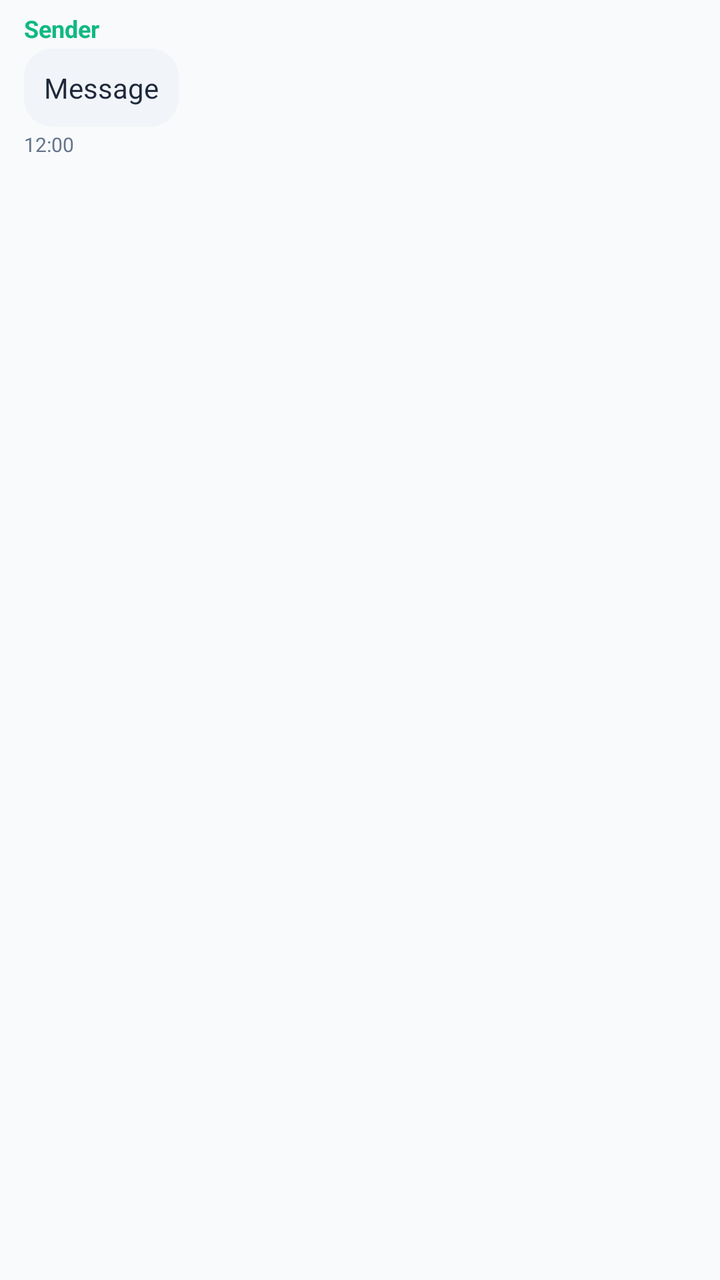
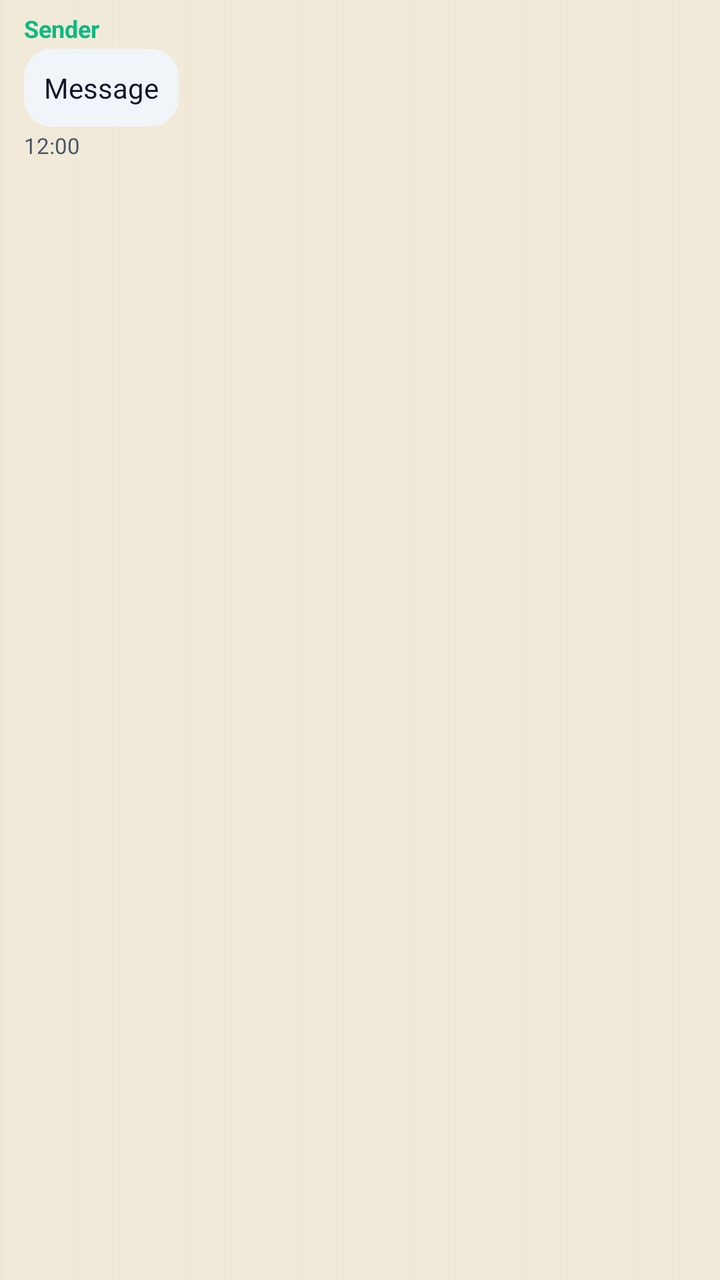

The first picture is an Android layout as it rendered before a commit; the second is the same layout after the commit. The layout source and the unified diff follow.
<!-- AndroidManifest.xml: application theme Theme.PackTracker -->
<!-- res/layout/item_chat_message.xml -->
<?xml version="1.0" encoding="utf-8"?>
<LinearLayout xmlns:android="http://schemas.android.com/apk/res/android"
    android:layout_width="match_parent"
    android:layout_height="wrap_content"
    android:orientation="vertical"
    android:paddingHorizontal="12dp"
    android:paddingVertical="6dp">

    <TextView
        android:id="@+id/tvSender"
        android:layout_width="wrap_content"
        android:layout_height="wrap_content"
        android:text="Sender"
        android:textColor="@color/green_primary"
        android:textSize="12sp"
        android:textStyle="bold" />

    <TextView
        android:id="@+id/tvMessage"
        android:layout_width="wrap_content"
        android:layout_height="wrap_content"
        android:layout_marginTop="2dp"
        android:background="@drawable/bubble_input"
        android:padding="10dp"
        android:text="Message"
        android:textColor="@color/on_surface"
        android:textSize="14sp" />

    <TextView
        android:id="@+id/tvTime"
        android:layout_width="wrap_content"
        android:layout_height="wrap_content"
        android:layout_marginTop="2dp"
        android:text="12:00"
        android:textColor="@color/on_surface_variant"
        android:textSize="10sp" />
</LinearLayout>
<!-- resources referenced by this layout -->
<resources>
  <color name="green_primary">#10B981</color>
  <color name="on_surface">#1E293B</color>
  <color name="on_surface_variant">#64748B</color>
  <!-- drawable bubble_input (drawable) -->
  <?xml version="1.0" encoding="utf-8"?>
  <shape xmlns:android="http://schemas.android.com/apk/res/android"
      android:shape="rectangle">
      <solid android:color="#F1F5F9"/>
      <corners android:radius="14dp"/>
  </shape>
  <style name="Theme.PackTracker" parent="Theme.Material3.Light.NoActionBar">
          <item name="colorPrimary">@color/primary</item>
          <item name="colorOnPrimary">@color/white</item>
          <item name="colorPrimaryContainer">@color/primary_light</item>
          <item name="colorSecondary">@color/secondary</item>
          <item name="colorOnSecondary">@color/white</item>
          <item name="colorSurface">@color/surface</item>
          <item name="colorOnSurface">@color/on_surface</item>
          <item name="android:colorBackground">@color/background</item>
          <item name="colorSurfaceVariant">@color/grey_light</item>
          <item name="colorOnSurfaceVariant">@color/on_surface_variant</item>
          <item name="android:statusBarColor">@color/green_primary</item>
      </style>
  <color name="primary">#2563EB</color>
  <color name="white">#FFFFFF</color>
  <color name="primary_light">#EFF6FF</color>
  <color name="secondary">#10B981</color>
  <color name="surface">#FFFFFF</color>
  <color name="background">#F8FAFC</color>
  <color name="grey_light">#F1F5F9</color>
</resources>

<!-- the commit's change to res/layout/item_chat_message.xml (unified diff, before → after) -->
@@ -12,7 +12,7 @@
         android:layout_height="wrap_content"
         android:text="Sender"
         android:textColor="@color/green_primary"
-        android:textSize="12sp"
+        android:textSize="@dimen/text_caption"
         android:textStyle="bold" />
 
     <TextView
@@ -24,7 +24,7 @@
         android:padding="10dp"
         android:text="Message"
         android:textColor="@color/on_surface"
-        android:textSize="14sp" />
+        android:textSize="@dimen/text_body" />
 
     <TextView
         android:id="@+id/tvTime"
@@ -33,5 +33,5 @@
         android:layout_marginTop="2dp"
         android:text="12:00"
         android:textColor="@color/on_surface_variant"
-        android:textSize="10sp" />
+        android:textSize="@dimen/text_micro" />
 </LinearLayout>
<!-- resource entries referenced after the edit -->
@@ -1,34 +1,159 @@
 <!-- resources referenced by this layout -->
 <resources>
-  <color name="green_primary">#10B981</color>
-  <color name="on_surface">#1E293B</color>
-  <color name="on_surface_variant">#64748B</color>
+  <color name="green_primary">@color/emerald_500</color>
+  <color name="on_surface">@color/slate_900</color>
+  <color name="on_surface_variant">@color/slate_600</color>
+  <dimen name="text_body">14sp</dimen>
+  <dimen name="text_caption">12sp</dimen>
+  <dimen name="text_micro">11sp</dimen>
   <!-- drawable bubble_input (drawable) -->
   <?xml version="1.0" encoding="utf-8"?>
   <shape xmlns:android="http://schemas.android.com/apk/res/android"
       android:shape="rectangle">
-      <solid android:color="#F1F5F9"/>
+      <solid android:color="@color/surface_container"/>
       <corners android:radius="14dp"/>
   </shape>
-  <style name="Theme.PackTracker" parent="Theme.Material3.Light.NoActionBar">
+  <style name="Theme.PackTracker" parent="Theme.Material3.DayNight.NoActionBar">
+          
           <item name="colorPrimary">@color/primary</item>
-          <item name="colorOnPrimary">@color/white</item>
-          <item name="colorPrimaryContainer">@color/primary_light</item>
+          <item name="colorOnPrimary">@color/on_primary</item>
+          <item name="colorPrimaryContainer">@color/primary_container</item>
+          <item name="colorOnPrimaryContainer">@color/on_primary_container</item>
           <item name="colorSecondary">@color/secondary</item>
-          <item name="colorOnSecondary">@color/white</item>
+          <item name="colorOnSecondary">@color/on_secondary</item>
+          <item name="colorSecondaryContainer">@color/secondary_container</item>
+          <item name="colorOnSecondaryContainer">@color/on_secondary_container</item>
+          <item name="colorTertiary">@color/tertiary</item>
+          <item name="colorOnTertiary">@color/on_tertiary</item>
+          <item name="colorTertiaryContainer">@color/tertiary_container</item>
+          <item name="colorOnTertiaryContainer">@color/on_tertiary_container</item>
+  
+          
+          <item name="android:colorBackground">@color/background</item>
+          <item name="colorOnBackground">@color/on_background</item>
           <item name="colorSurface">@color/surface</item>
           <item name="colorOnSurface">@color/on_surface</item>
-          <item name="android:colorBackground">@color/background</item>
-          <item name="colorSurfaceVariant">@color/grey_light</item>
+          <item name="colorSurfaceVariant">@color/surface_variant</item>
           <item name="colorOnSurfaceVariant">@color/on_surface_variant</item>
-          <item name="android:statusBarColor">@color/green_primary</item>
+          <item name="colorSurfaceContainerLowest">@color/surface_container_lowest</item>
+          <item name="colorSurfaceContainerLow">@color/surface_container_low</item>
+          <item name="colorSurfaceContainer">@color/surface_container</item>
+          <item name="colorSurfaceContainerHigh">@color/surface_container_high</item>
+          <item name="colorSurfaceContainerHighest">@color/surface_container_highest</item>
+          <item name="colorSurfaceBright">@color/surface_bright</item>
+          <item name="colorSurfaceDim">@color/surface_dim</item>
+          <item name="colorOutline">@color/outline</item>
+          <item name="colorOutlineVariant">@color/outline_variant</item>
+          <item name="android:colorControlHighlight">@color/outline_variant</item>
+  
+          
+          <item name="colorError">@color/error</item>
+          <item name="colorOnError">@color/on_error</item>
+          <item name="colorErrorContainer">@color/error_container</item>
+          <item name="colorOnErrorContainer">@color/on_error_container</item>
+          <item name="colorControlNormal">@color/on_surface_variant</item>
+          <item name="android:windowLightStatusBar">@bool/light_status_bar</item>
+          <item name="android:statusBarColor">@color/surface</item>
+          <item name="android:navigationBarColor">@color/surface</item>
+          <item name="android:windowBackground">@drawable/bg_kraft_canvas</item>
+  
+          
+          <item name="materialCardViewStyle">@style/Widget.PackTracker.Card</item>
+          <item name="bottomSheetStyle">@style/Widget.PackTracker.BottomSheet</item>
+          <item name="toolbarStyle">@style/Widget.PackTracker.Toolbar</item>
+          <item name="bottomNavigationStyle">@style/Widget.PackTracker.BottomNavigation</item>
       </style>
-  <color name="primary">#2563EB</color>
-  <color name="white">#FFFFFF</color>
-  <color name="primary_light">#EFF6FF</color>
-  <color name="secondary">#10B981</color>
-  <color name="surface">#FFFFFF</color>
-  <color name="background">#F8FAFC</color>
-  <color name="grey_light">#F1F5F9</color>
+  <color name="emerald_500">#FF10B981</color>
+  <color name="slate_900">#FF0F172A</color>
+  <color name="slate_600">#FF475569</color>
+  <color name="surface_container">@color/slate_100</color>
+  <color name="primary">@color/emerald_700</color>
+  <color name="on_primary">#FFFFFFFF</color>
+  <color name="primary_container">@color/emerald_100</color>
+  <color name="on_primary_container">@color/emerald_900</color>
+  <color name="secondary">@color/gold_500</color>
+  <color name="on_secondary">@color/slate_900</color>
+  <color name="secondary_container">@color/gold_100</color>
+  <color name="on_secondary_container">@color/gold_700</color>
+  <color name="tertiary">@color/emerald_500</color>
+  <color name="on_tertiary">#FFFFFFFF</color>
+  <color name="tertiary_container">@color/emerald_50</color>
+  <color name="on_tertiary_container">@color/emerald_800</color>
+  <color name="surface">#FFFFFFFF</color>
+  <color name="surface_variant">@color/slate_100</color>
+  <color name="surface_container_lowest">#FFFFFFFF</color>
+  <color name="surface_container_low">@color/slate_50</color>
+  <color name="surface_container_high">#FFE9EEF4</color>
+  <color name="surface_container_highest">#FFDDE5EC</color>
+  <color name="surface_bright">#FFFFFFFF</color>
+  <color name="surface_dim">@color/slate_200</color>
+  <color name="outline">@color/slate_400</color>
+  <color name="outline_variant">@color/slate_200</color>
+  <color name="error">#FFDC2626</color>
+  <color name="on_error">#FFFFFFFF</color>
+  <color name="error_container">#FFFEE2E2</color>
+  <color name="on_error_container">#FF7F1D1D</color>
+  <!-- drawable bg_kraft_canvas (drawable) -->
+  <?xml version="1.0" encoding="utf-8"?>
+  <bitmap xmlns:android="http://schemas.android.com/apk/res/android"
+      android:src="@drawable/bg_kraft_tile"
+      android:tileModeX="repeat"
+      android:tileModeY="repeat" />
+  <style name="Widget.PackTracker.Card" parent="Widget.Material3.CardView.Filled">
+          <item name="cardBackgroundColor">@color/surface</item>
+          <item name="strokeColor">@color/card_stroke</item>
+          <item name="strokeWidth">1dp</item>
+          <item name="cardCornerRadius">@dimen/radius_card</item>
+          <item name="cardElevation">@dimen/elevation_card</item>
+      </style>
+  <style name="Widget.PackTracker.BottomSheet" parent="Widget.Material3.BottomSheet.Modal">
+          <item name="backgroundTint">@color/surface</item>
+          <item name="shapeAppearanceOverlay">@style/ShapeAppearance.PackTracker.BottomSheet</item>
+      </style>
+  <style name="Widget.PackTracker.Toolbar" parent="Widget.Material3.Toolbar">
+          <item name="android:background">@color/surface</item>
+          <item name="titleTextAppearance">@style/TextAppearance.PackTracker.ToolbarTitle</item>
+          <item name="titleTextColor">@color/on_surface</item>
+          <item name="subtitleTextColor">@color/on_surface_variant</item>
+          <item name="navigationIconTint">@color/on_surface</item>
+      </style>
+  <style name="Widget.PackTracker.BottomNavigation" parent="Widget.Material3.BottomNavigationView">
+          <item name="android:background">@color/surface</item>
+          <item name="itemIconTint">@color/bottom_nav_color</item>
+          <item name="itemTextColor">@color/bottom_nav_color</item>
+          <item name="labelVisibilityMode">labeled</item>
+      </style>
+  <color name="slate_100">#FFF1F5F9</color>
+  <color name="emerald_700">#FF047857</color>
+  <color name="emerald_100">#FFD1FAE5</color>
+  <color name="emerald_900">#FF064E3B</color>
+  <color name="gold_500">#FFD4AF37</color>
+  <color name="gold_100">#FFFEF3C7</color>
+  <color name="gold_700">#FF856404</color>
+  <color name="emerald_50">#FFECFDF5</color>
+  <color name="emerald_800">#FF065F46</color>
+  <color name="kraft">#FFF1EAD9</color>
+  <color name="slate_50">#FFF8FAFC</color>
+  <color name="slate_200">#FFE2E8F0</color>
+  <color name="slate_400">#FF94A3B8</color>
+  <!-- drawable bg_kraft_tile: png bitmap (drawable-nodpi, 130 bytes) -->
+  <color name="card_stroke">@color/slate_200</color>
+  <dimen name="radius_card">16dp</dimen>
+  <dimen name="elevation_card">0dp</dimen>
+  <style name="ShapeAppearance.PackTracker.BottomSheet" parent="">
+          <item name="cornerFamily">rounded</item>
+          <item name="cornerSizeTopLeft">24dp</item>
+          <item name="cornerSizeTopRight">24dp</item>
+          <item name="cornerSizeBottomLeft">0dp</item>
+          <item name="cornerSizeBottomRight">0dp</item>
+      </style>
+  <style name="TextAppearance.PackTracker.ToolbarTitle" parent="TextAppearance.MaterialComponents.Headline6">
+          <item name="android:fontFamily">@font/archivo_black</item>
+          <item name="android:textColor">@color/on_background</item>
+          <item name="android:textSize">@dimen/text_title</item>
+      </style>
+  <dimen name="text_title">16sp</dimen>
+  <color name="background">@color/kraft</color>
+  <color name="on_background">@color/slate_900</color>
 </resources>
 
